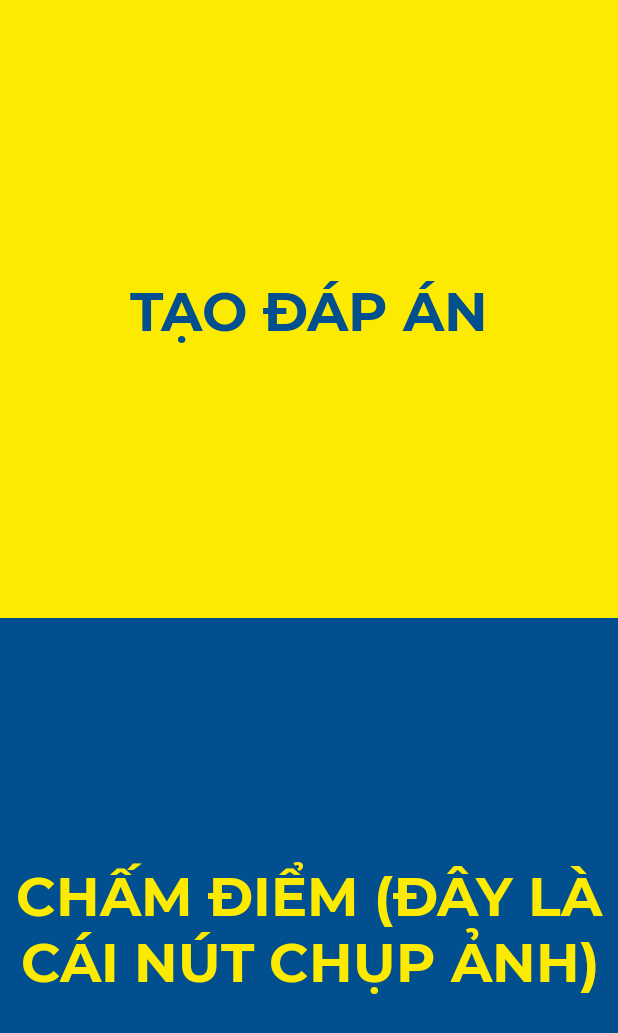
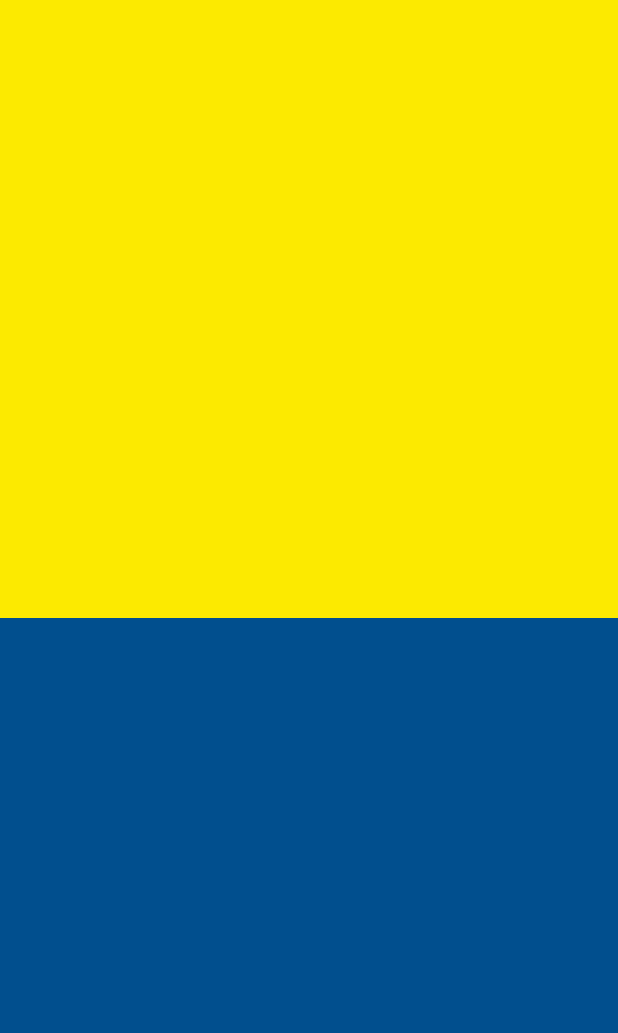
Before and after one commit to MeryKitty/chamtracnghiem, an Android app: the screen it shows after launch (MainActivity), on a phone screen of 412 x 824 dp. Shown: the top 1033 px of the screen. Run offline under Robolectric (Android 15) with nearby library versions, the phone set to English and light mode, and no system bars.

Commit message:
xml modification

```diff
--- a/app/src/main/res/layout/activity_main.xml
+++ b/app/src/main/res/layout/activity_main.xml
@@ -13,7 +13,6 @@
         android:layout_height="0dp"
         android:background="@color/colorPrimary"
         android:fontFamily="@font/montserrat_bold"
-        android:text="TẠO ĐÁP ÁN"
         android:textAppearance="@style/TextAppearance.AppCompat.Large"
         android:textColor="@color/colorPrimaryDark"
         android:textSize="36sp"
@@ -29,7 +28,6 @@
         android:layout_height="0dp"
         android:background="@color/colorPrimaryDark"
         android:fontFamily="@font/montserrat_bold"
-        android:text="CHẤM ĐIỂM (ĐÂY LÀ CÁI NÚT CHỤP ẢNH)"
         android:textColor="@color/colorPrimary"
         android:textSize="36sp"
         app:layout_constraintBottom_toBottomOf="parent"
```
